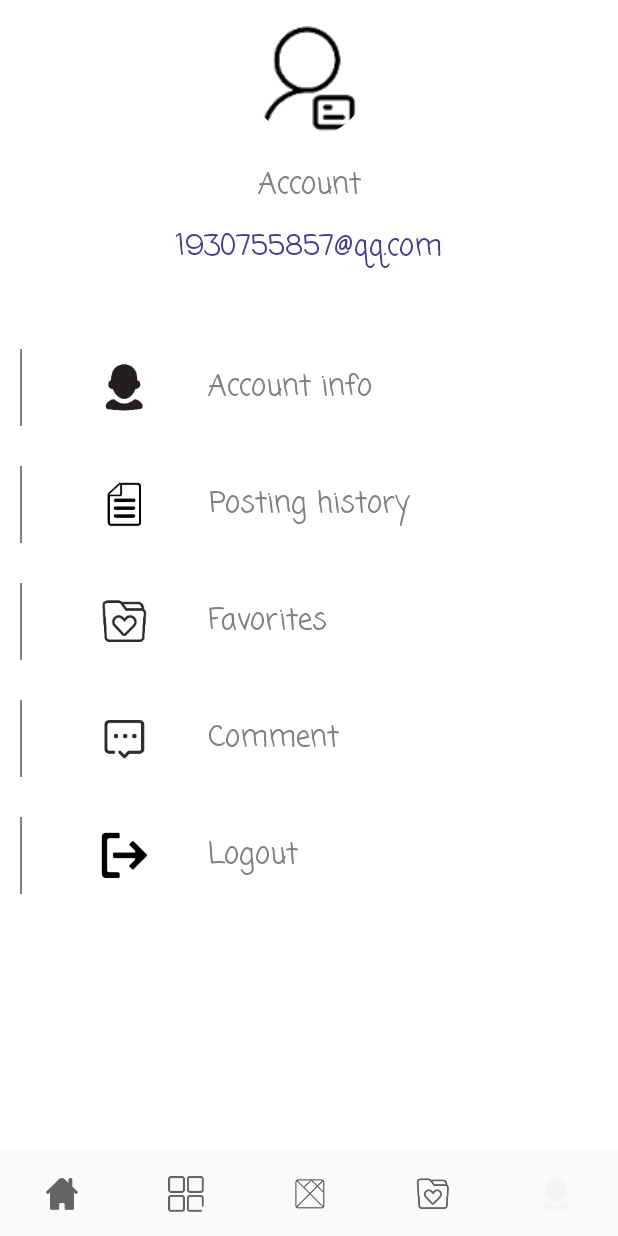
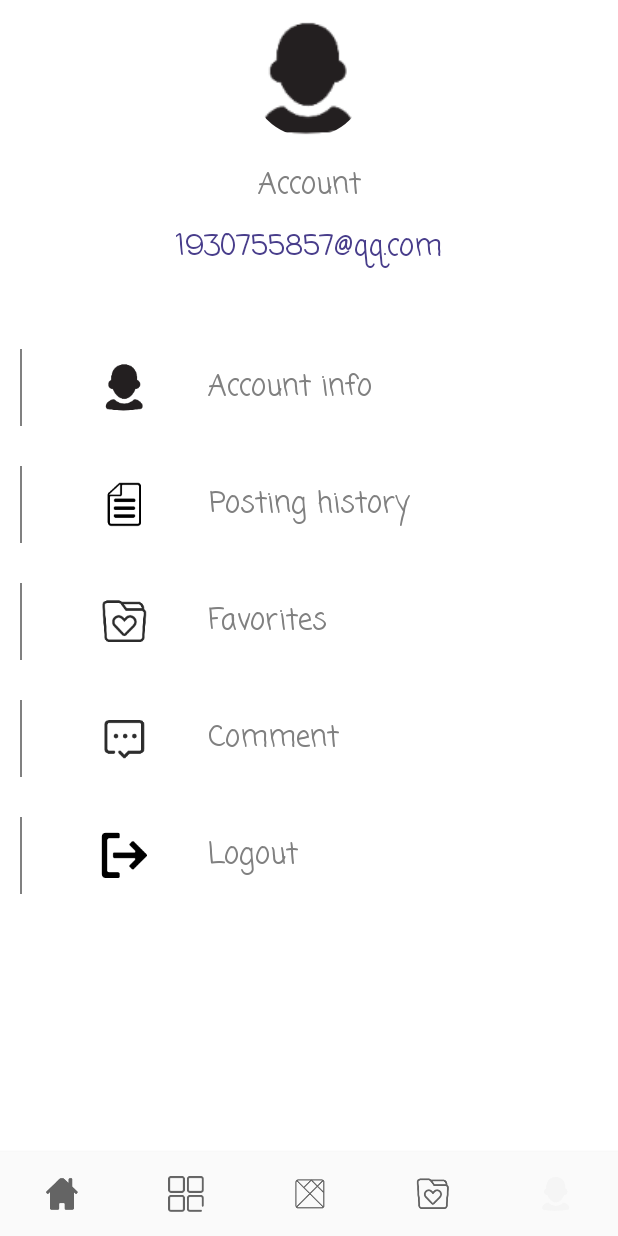
Before and after one commit to yongyanLin/DogFinder, an Android app: the ProfileActivity screen opened directly, with no data from a screen before it, on a phone screen of 412 x 824 dp. Run offline under Robolectric (Android 15) with nearby library versions, the phone set to English and light mode, and no system bars; our stand-ins replace CircleImageView, Firebase (no records; nobody signed in at launch, a user with empty details on screens opened directly), Picasso, sdp/ssp sizes; pictures from the network do not load.

Commit message:
fix bugs

```diff
--- a/app/src/main/java/com/example/dogfinder/Adapter/CommentAdapter.java
+++ b/app/src/main/java/com/example/dogfinder/Adapter/CommentAdapter.java
@@ -40,6 +40,7 @@ public class CommentAdapter extends RecyclerView.Adapter<CommentAdapter.CustomVi
     Context context;
     List<Comment> list;
     DatabaseReference commentReference;
+    User currentUser;
     private OnItemClickListener mListener;
 
     public CommentAdapter(Context context,List<Comment> list){
--- a/app/src/main/res/layout/activity_profile.xml
+++ b/app/src/main/res/layout/activity_profile.xml
@@ -19,7 +19,7 @@
             android:orientation="vertical">
             <de.hdodenhof.circleimageview.CircleImageView
                 android:scaleType="centerCrop"
-                android:src="@mipmap/profile_light"
+                android:src="@mipmap/profile"
                 android:id="@+id/profile_photo"
                 android:layout_width="@dimen/_60sdp"
                 android:layout_height="@dimen/_60sdp"
```
